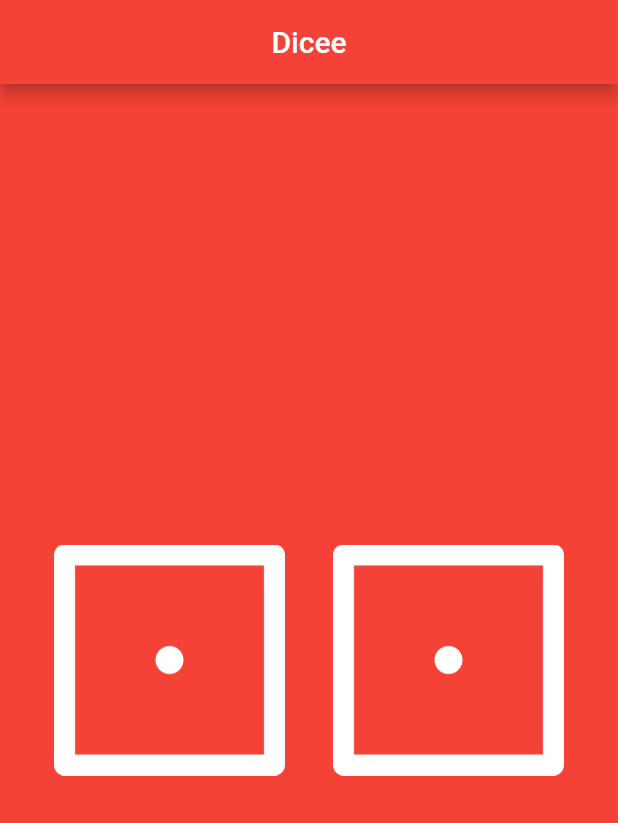
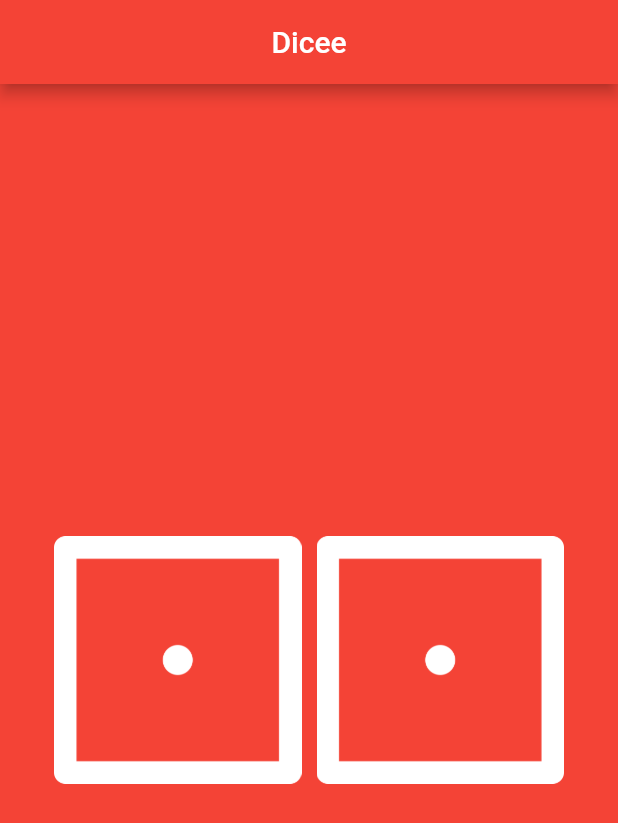
Before and after one commit to zeynepsoyan/flutter-projects, a Flutter app: the screen it shows after launch, on a phone screen of 412 x 824 dp. Shown: the top 823 px of the screen. Run offline on Flutter 3.47's test engine with Material 2 defaults, Android fonts, the phone set to English and light mode, and no system bars.

Commit message:
updated FlatButton

```diff
--- a/dicee/lib/main.dart
+++ b/dicee/lib/main.dart
@@ -34,29 +34,28 @@ class _DicePageState extends State<DicePage> {
 
   @override
   Widget build(BuildContext context) {
-    return Center(
+    return FlatButton(
+      splashColor: Colors.transparent,
+      highlightColor: Colors.transparent,
+      onPressed: rollDice,
+      child: Center(
         child: Row(
           children: <Widget>[
             Expanded(
               child: Padding(
-              padding: const EdgeInsets.fromLTRB(20.0, 0.0, 0.0, 0.0),
-              child: FlatButton(
+                padding: const EdgeInsets.fromLTRB(20.0, 0.0, 5.0, 0.0),
                 child: Image.asset('images/dice$leftDiceNumber.png'),
-                onPressed: rollDice,
-              ),
               ),
             ),
             Expanded(
               child: Padding(
-              padding: const EdgeInsets.fromLTRB(0.0, 0.0, 20.0, 0.0),
-              child: FlatButton(
+                padding: const EdgeInsets.fromLTRB(5.0, 0.0, 20.0, 0.0),
                 child: Image.asset('images/dice$rightDiceNumber.png'),
-                onPressed: rollDice,
-              ),
               ),
             ),
           ],
         ),
+      ),
     );
   }
 }
```
Lines whose indentation alone changed are shown as unchanged.
